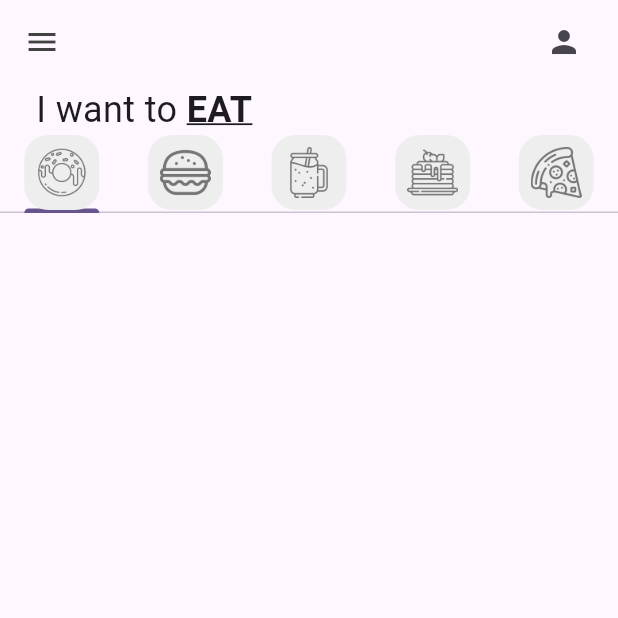
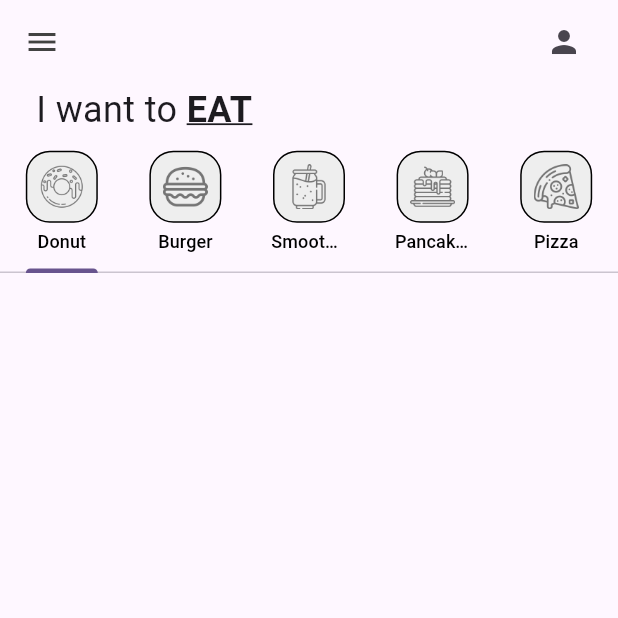
Before and after one commit to alondrav0304/donuts_app, a Flutter app: the screen it shows after launch, on a phone screen of 412 x 824 dp, the top half of it. Run offline on Flutter 3.47's test engine with Material 3 defaults, Android fonts, the phone set to English and light mode, and no system bars.

Commit message:
TabBAr added

```diff
--- a/lib/screens/home_page.dart
+++ b/lib/screens/home_page.dart
@@ -11,15 +11,15 @@ class HomePage extends StatefulWidget {
 class _HomePageState extends State<HomePage> {
   List<Widget> myTabs = [
     //donut tab
-    const MyTab(iconPath: 'lib/icons/donut.png'),
+    const MyTab(iconPath: 'lib/icons/donut.png', iconName: 'Donut'),
     //burger tab
-    const MyTab(iconPath: 'lib/icons/burger.png'),
+    const MyTab(iconPath: 'lib/icons/burger.png', iconName: 'Burger'),
     //smoothie tab
-    const MyTab(iconPath: 'lib/icons/smoothie.png'),
+    const MyTab(iconPath: 'lib/icons/smoothie.png', iconName: 'Smoothie'),
     //pancake tab
-    const MyTab(iconPath: 'lib/icons/pancakes.png'),
+    const MyTab(iconPath: 'lib/icons/pancakes.png', iconName: 'Pancakes'),
     //pizza tab
-    const MyTab(iconPath: 'lib/icons/pizza.png'),
+    const MyTab(iconPath: 'lib/icons/pizza.png', iconName: 'Pizza'),
   ];
 
   @override
--- a/lib/utils/my_tab.dart
+++ b/lib/utils/my_tab.dart
@@ -2,21 +2,38 @@ import 'package:flutter/material.dart';
 
 class MyTab extends StatelessWidget {
   final String iconPath;
-
-  const MyTab({super.key, required this.iconPath});
+  final String iconName;
+  const MyTab({super.key, required this.iconPath, required this.iconName});
 
   @override
   Widget build(BuildContext context) {
     return Tab(
-      height: 50,
-      child: Container(
-        padding: const EdgeInsets.all(8.0),
-        decoration: BoxDecoration(
-          color: Colors.grey[200],
-          borderRadius: BorderRadius.circular(16),
-        ),
-        child: Image.asset(iconPath,
-        color: Colors.grey[600] ,)
+      height: 90,
+      child: Column(
+        mainAxisAlignment: MainAxisAlignment.center,
+        children: [
+          // Icono con borde negro
+          Container(
+            padding: const EdgeInsets.all(8.0),
+            decoration: BoxDecoration(
+              color: Colors.grey[200],
+              borderRadius: BorderRadius.circular(16),
+              border: Border.all(color: Colors.black, width: 1),
+            ),
+            child: Image.asset(
+              iconPath,
+              color: Colors.grey[600],
+              width: 30,
+              height: 30,
+            ),
+          ),
+          const SizedBox(height: 4),
+          Text(
+            iconName,
+            style: const TextStyle(fontSize: 12, color: Colors.black),
+            overflow: TextOverflow.ellipsis, // evita que el texto se desborde
+          ),
+        ],
       ),
     );
   }
```
